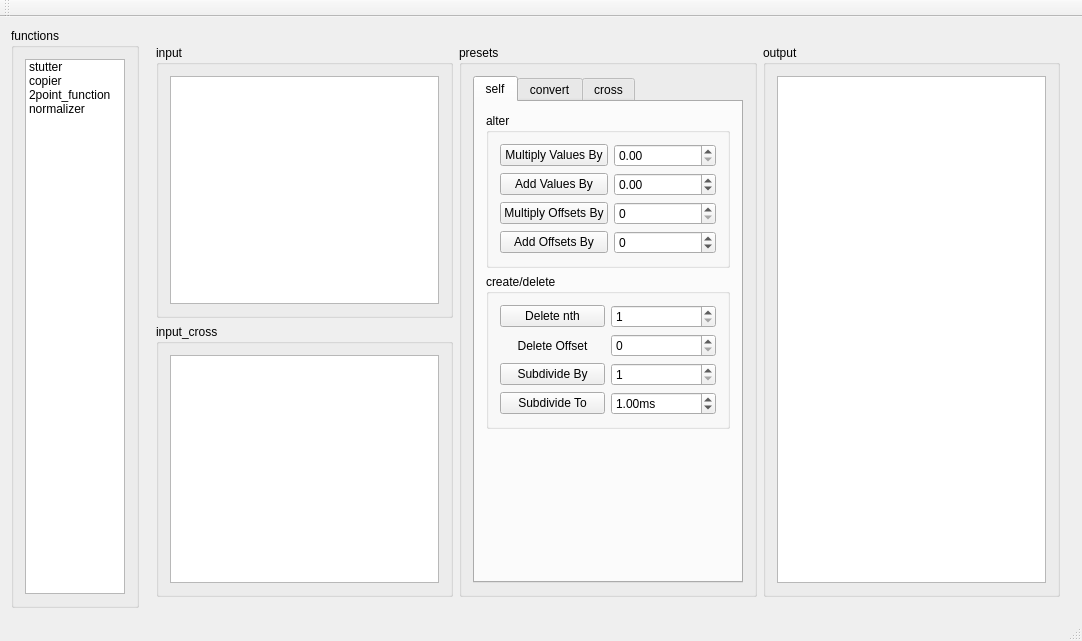
Before: the Qt Designer form src/ui/mainwindow.ui in Eve-ning/reamber, drawn with Qt 5.
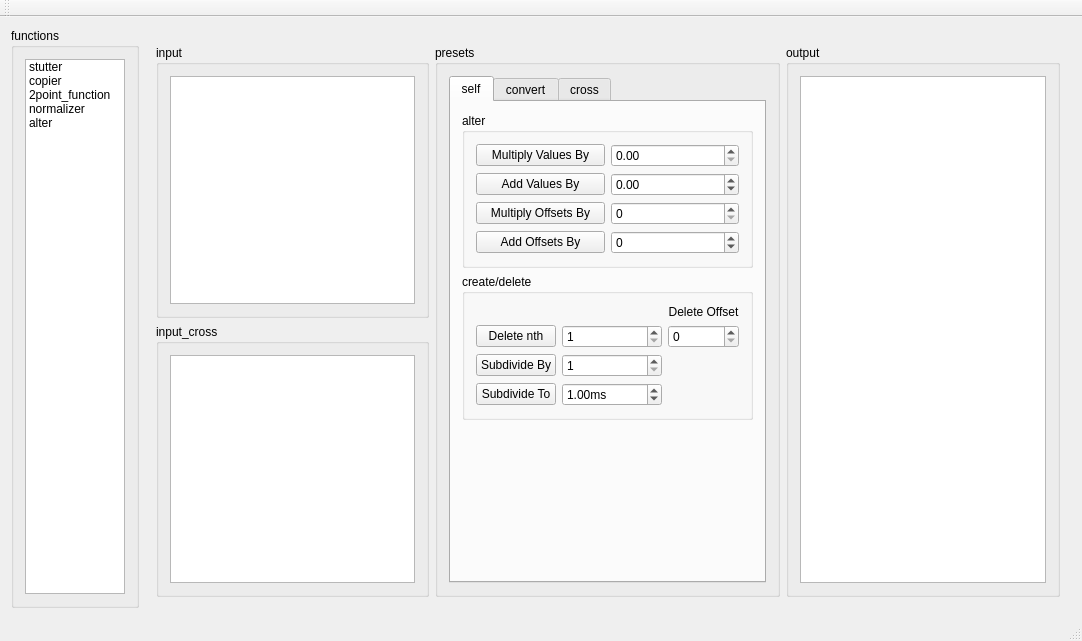
After: the same form once the commit is applied. The open tabs and pages were chosen to show the change. Custom widgets are drawn as their Qt base class.

Commit message: Implement BPM and SV convert in alter

What changed in the file:
```diff
--- a/src/ui/mainwindow.ui
+++ b/src/ui/mainwindow.ui
@@ -15,6 +15,56 @@
   </property>
   <widget class="QWidget" name="centralWidget">
    <layout class="QGridLayout" name="gridLayout">
+    <item row="0" column="0" rowspan="2">
+     <widget class="QGroupBox" name="groupBox">
+      <property name="title">
+       <string>functions</string>
+      </property>
+      <layout class="QGridLayout" name="gridLayout_29">
+       <item row="0" column="0">
+        <widget class="QListWidget" name="listWidget">
+         <property name="sizePolicy">
+          <sizepolicy hsizetype="Ignored" vsizetype="Expanding">
+           <horstretch>0</horstretch>
+           <verstretch>0</verstretch>
+          </sizepolicy>
+         </property>
+         <property name="minimumSize">
+          <size>
+           <width>100</width>
+           <height>0</height>
+          </size>
+         </property>
+         <item>
+          <property name="text">
+           <string>stutter</string>
+          </property>
+         </item>
+         <item>
+          <property name="text">
+           <string>copier</string>
+          </property>
+         </item>
+         <item>
+          <property name="text">
+           <string>2point_function</string>
+          </property>
+         </item>
+         <item>
+          <property name="text">
+           <string>normalizer</string>
+          </property>
+         </item>
+         <item>
+          <property name="text">
+           <string>alter</string>
+          </property>
+         </item>
+        </widget>
+       </item>
+      </layout>
+     </widget>
+    </item>
     <item row="1" column="1">
      <widget class="QStackedWidget" name="stackedWidget">
       <property name="currentIndex">
@@ -1315,38 +1365,7 @@
                   <string>create/delete</string>
                  </property>
                  <layout class="QGridLayout" name="gridLayout_49">
-                  <item row="2" column="1">
-                   <widget class="QSpinBox" name="alter_self_subd_by_b_2">
-                    <property name="minimum">
-                     <number>1</number>
-                    </property>
-                   </widget>
-                  </item>
-                  <item row="2" column="0">
-                   <widget class="QPushButton" name="alter_self_subd_by_b">
-                    <property name="text">
-                     <string>Subdivide By</string>
-                    </property>
-                   </widget>
-                  </item>
-                  <item row="0" column="1">
-                   <widget class="QSpinBox" name="alter_self_del">
-                    <property name="minimum">
-                     <number>1</number>
-                    </property>
-                    <property name="maximum">
-                     <number>999999</number>
-                    </property>
-                   </widget>
-                  </item>
-                  <item row="0" column="0">
-                   <widget class="QPushButton" name="alter_self_del_b">
-                    <property name="text">
-                     <string>Delete nth</string>
-                    </property>
-                   </widget>
-                  </item>
-                  <item row="3" column="0">
+                  <item row="4" column="0">
                    <widget class="QPushButton" name="alter_self_subd_to_b">
                     <property name="text">
                      <string>Subdivide To</string>
@@ -1354,6 +1373,13 @@
                    </widget>
                   </item>
                   <item row="3" column="1">
+                   <widget class="QSpinBox" name="alter_self_subd_by_b_2">
+                    <property name="minimum">
+                     <number>1</number>
+                    </property>
+                   </widget>
+                  </item>
+                  <item row="4" column="1">
                    <widget class="QDoubleSpinBox" name="alter_self_subd_to">
                     <property name="suffix">
                      <string>ms</string>
@@ -1369,10 +1395,34 @@
                     </property>
                    </widget>
                   </item>
-                  <item row="1" column="1">
+                  <item row="1" column="2">
                    <widget class="QSpinBox" name="alter_self_del_offset"/>
                   </item>
+                  <item row="3" column="0">
+                   <widget class="QPushButton" name="alter_self_subd_by_b">
+                    <property name="text">
+                     <string>Subdivide By</string>
+                    </property>
+                   </widget>
+                  </item>
                   <item row="1" column="0">
+                   <widget class="QPushButton" name="alter_self_del_b">
+                    <property name="text">
+                     <string>Delete nth</string>
+                    </property>
+                   </widget>
+                  </item>
+                  <item row="1" column="1">
+                   <widget class="QSpinBox" name="alter_self_del">
+                    <property name="minimum">
+                     <number>1</number>
+                    </property>
+                    <property name="maximum">
+                     <number>999999</number>
+                    </property>
+                   </widget>
+                  </item>
+                  <item row="0" column="2">
                    <widget class="QLabel" name="alter_self_del_offset_l">
                     <property name="layoutDirection">
                      <enum>Qt::LeftToRight</enum>
@@ -1519,51 +1569,6 @@
       </widget>
      </widget>
     </item>
-    <item row="0" column="0" rowspan="2">
-     <widget class="QGroupBox" name="groupBox">
-      <property name="title">
-       <string>functions</string>
-      </property>
-      <layout class="QGridLayout" name="gridLayout_29">
-       <item row="0" column="0">
-        <widget class="QListWidget" name="listWidget">
-         <property name="sizePolicy">
-          <sizepolicy hsizetype="Ignored" vsizetype="Expanding">
-           <horstretch>0</horstretch>
-           <verstretch>0</verstretch>
-          </sizepolicy>
-         </property>
-         <property name="minimumSize">
-          <size>
-           <width>100</width>
-           <height>0</height>
-          </size>
-         </property>
-         <item>
-          <property name="text">
-           <string>stutter</string>
-          </property>
-         </item>
-         <item>
-          <property name="text">
-           <string>copier</string>
-          </property>
-         </item>
-         <item>
-          <property name="text">
-           <string>2point_function</string>
-          </property>
-         </item>
-         <item>
-          <property name="text">
-           <string>normalizer</string>
-          </property>
-         </item>
-        </widget>
-       </item>
-      </layout>
-     </widget>
-    </item>
    </layout>
   </widget>
   <widget class="QMenuBar" name="menuBar">
```
Left out of the diff: 4 changed lines with no effect on the pictures. The commit also changes 2 other files.
